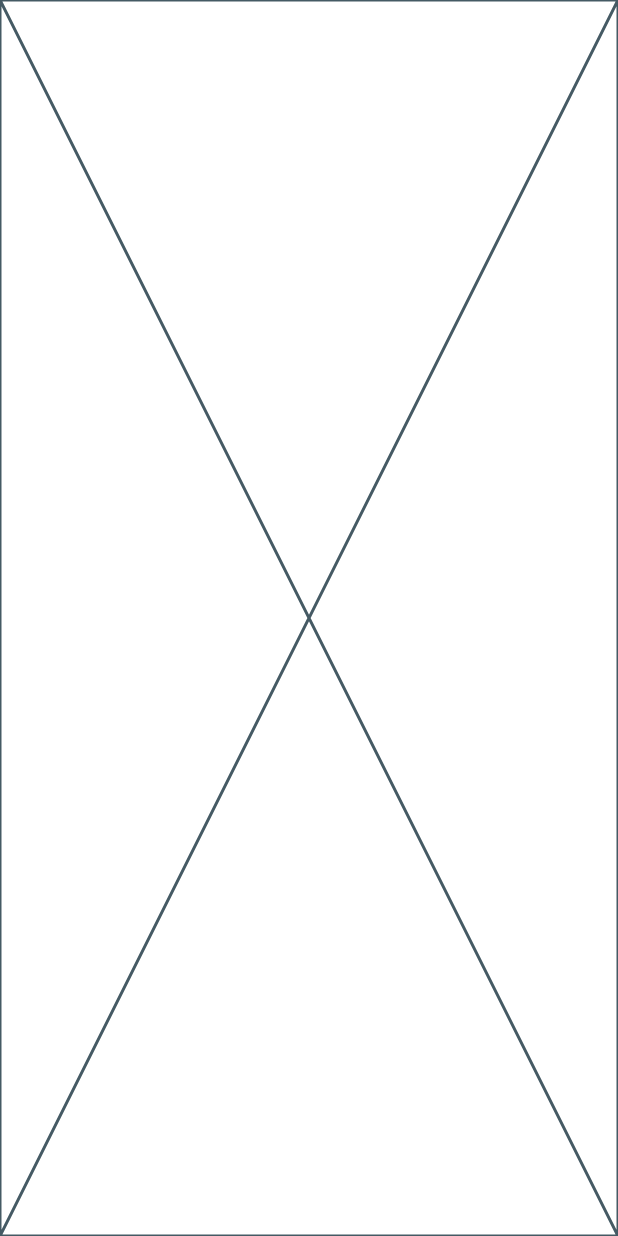
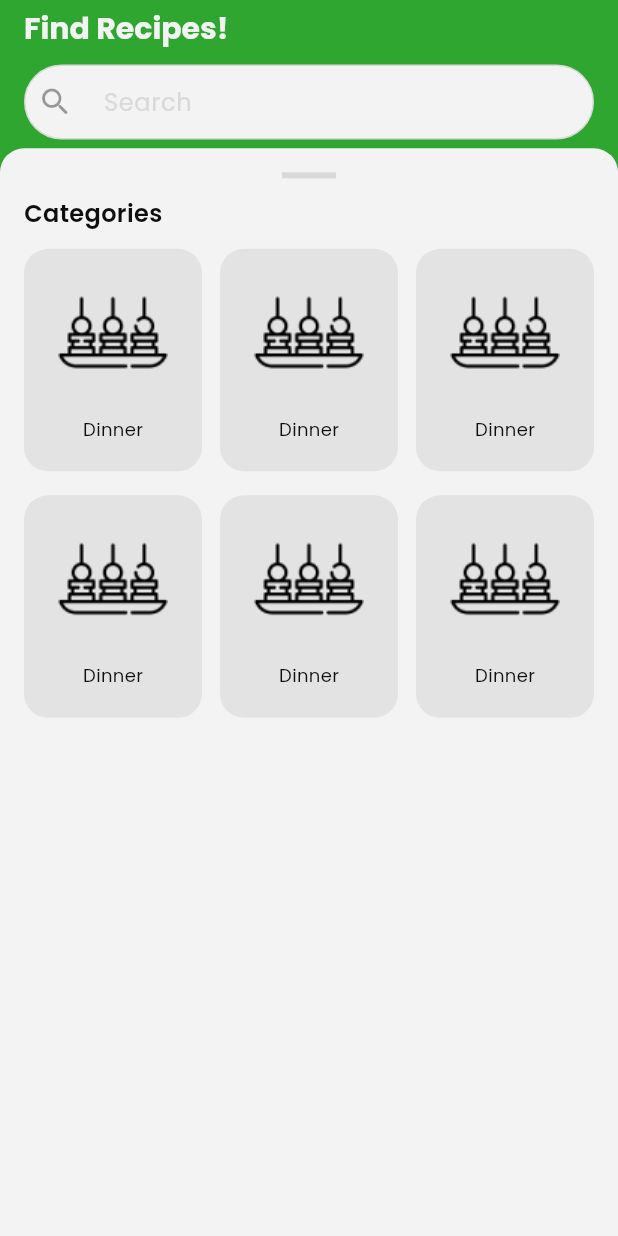
Before and after one commit to AkinBozburun/Food-App-Flutter, a Flutter app: the screen it shows after launch, on a phone screen of 412 x 824 dp. Run offline on Flutter 3.47's test engine with Material 2 defaults, Android fonts, the phone set to English and light mode, and no system bars; our stand-ins replace google_fonts.

Commit message:
Working on Main Page IU. Need bigger Icons.

```diff
--- a/lib/main.dart
+++ b/lib/main.dart
@@ -1,7 +1,9 @@
 import 'package:flutter/material.dart';
+import 'package:my_food_app/view/main_page.dart';
 
 void main()
 {
+  WidgetsFlutterBinding.ensureInitialized();
   runApp(const MyApp());
 }
 
@@ -14,30 +16,9 @@ class MyApp extends StatelessWidget
   {
     return MaterialApp
     (
-      title: 'Flutter Demo',
-      theme: ThemeData
-      (
-        colorScheme: ColorScheme.fromSeed(seedColor: Colors.deepPurple),
-        useMaterial3: true,
-      ),
-      home: const MyHomePage(),
+      debugShowCheckedModeBanner: false,
+      theme: ThemeData(useMaterial3: true),
+      home: const MainPage(),
     );
   }
 }
-
-class MyHomePage extends StatefulWidget
-{
-  const MyHomePage({super.key});
-
-  @override
-  State<MyHomePage> createState() => _MyHomePageState();
-}
-
-class _MyHomePageState extends State<MyHomePage>
-{
-  @override
-  Widget build(BuildContext context)
-  {
-    return const Placeholder();
-  }
-}
--- /dev/null
+++ b/lib/utils/meisures.dart
@@ -0,0 +1,10 @@
+import 'package:flutter/material.dart';
+
+class Meisures
+{
+  static double height = WidgetsBinding.instance.platformDispatcher.views.first.physicalSize.height;
+  static double width = WidgetsBinding.instance.platformDispatcher.views.first.physicalSize.width;
+
+  static Radius radius16 = const Radius.circular(16);
+  static BorderRadius border16 = BorderRadius.circular(16);
+}
--- a/lib/utils/styles.dart
+++ b/lib/utils/styles.dart
@@ -5,12 +5,15 @@ class Styles
 {
   static Color whiteColor = const Color(0xffF3F3F3);
   static Color greyColor = const Color(0xFFE3E3E3);
+  static Color darkGreyColor = const Color(0xFFD9D9D9);
   static Color blackColor = const Color(0xff0E0E0E);
   static Color greenColor = const Color(0xff2FA62F);
 
   final titleWhite = GoogleFonts.poppins(fontSize: 20, color: whiteColor,fontWeight: FontWeight.bold);
   final titleBlack = GoogleFonts.poppins(fontSize: 20, color: blackColor,fontWeight: FontWeight.bold);
   final subTitleBlack = GoogleFonts.poppins(fontSize: 16, color: blackColor,fontWeight: FontWeight.w600);
+
+  final searchBarHintText = GoogleFonts.poppins(fontSize: 16, color: darkGreyColor, fontWeight: FontWeight.w400);
 
   final categorieText = GoogleFonts.poppins(fontSize: 12, color: blackColor, fontWeight: FontWeight.w400);
 
--- /dev/null
+++ b/lib/view/main_page.dart
@@ -0,0 +1,115 @@
+import 'package:flutter/material.dart';
+import 'package:my_food_app/utils/meisures.dart';
+import 'package:my_food_app/utils/styles.dart';
+
+class MainPage extends StatefulWidget
+{
+  const MainPage({super.key});
+
+  @override
+  State<MainPage> createState() => _MainPageState();
+}
+
+class _MainPageState extends State<MainPage>
+{
+  @override
+  Widget build(BuildContext context)
+  {
+    return Scaffold
+    (
+      backgroundColor: Styles.greenColor,
+      appBar: AppBar
+      (
+        toolbarHeight: Meisures.height*0.08,
+        backgroundColor: Colors.transparent,
+        title: Column
+        (
+          crossAxisAlignment: CrossAxisAlignment.start,
+          children:
+          [
+            Text("Find Recipes!",style: Styles().titleWhite),
+            const SizedBox(height: 12),
+            Container
+            (
+              padding: const EdgeInsets.symmetric(horizontal: 8),
+              decoration: BoxDecoration
+              (
+                color: Styles.whiteColor, borderRadius: BorderRadius.circular(36),
+                border: Border.all(color: Styles.darkGreyColor)
+              ),
+              child: TextField
+              (
+                decoration: InputDecoration
+                (
+                  icon: const Icon(Icons.search_rounded),
+                  iconColor: Colors.black38,
+                  contentPadding: const EdgeInsets.all(4),
+                  hintText: "Search",
+                  border: InputBorder.none,
+                  hintStyle: Styles().searchBarHintText,
+                ),
+                onChanged: (value){},
+              ),
+            ),
+          ],
+        ),
+      ),
+      body: Container
+      (
+        width: Meisures.width,
+        padding: const EdgeInsets.all(16),
+        decoration: BoxDecoration
+        (
+          color: Styles.whiteColor,
+          borderRadius: BorderRadius.only(topLeft: Meisures.radius16, topRight: Meisures.radius16),
+        ),
+        child: _categories(),
+      ),
+    );
+  }
+}
+
+_categories()
+{
+  return Column
+  (
+    crossAxisAlignment: CrossAxisAlignment.start,
+    children:
+    [
+      Align(alignment: Alignment.center,child: Container(height: 4,width: 36,color: Styles.darkGreyColor)),
+      const SizedBox(height: 12),
+      Text("Categories",style: Styles().subTitleBlack),
+      const SizedBox(height: 12),
+      Expanded
+      (
+        child: GridView.builder
+        (
+          shrinkWrap: true,
+          gridDelegate: const SliverGridDelegateWithFixedCrossAxisCount
+          (
+            crossAxisCount: 3, childAspectRatio: 4/5,
+            mainAxisSpacing: 16, crossAxisSpacing: 12
+          ),
+          itemCount: 6,
+          itemBuilder: (context, index) => Container
+          (
+            decoration: BoxDecoration
+            (
+              borderRadius: Meisures.border16,
+              color: Styles.greyColor,
+            ),
+            child: Column
+            (
+              mainAxisAlignment: MainAxisAlignment.spaceEvenly,
+              children:
+              [
+                Image.asset("images/Appetizer.png"),
+                Text("Dinner",style: Styles().categorieText)
+              ],
+            ),
+          ),
+        ),
+      ),
+    ],
+  );
+}
--- a/pubspec.yaml
+++ b/pubspec.yaml
@@ -61,9 +61,8 @@ flutter:
   uses-material-design: true
 
   # To add assets to your application, add an assets section, like this:
-  # assets:
-  #   - images/a_dot_burr.jpeg
-  #   - images/a_dot_ham.jpeg
+  assets:
+    - images/
 
   # An image asset can refer to one or more resolution-specific "variants", see
   # https://flutter.dev/assets-and-images/#resolution-aware
```
Also changed, not shown: images/Appetizer.png (added), images/Breakfast.png (added), images/Dessert.png (added), images/Dinner.png (added), images/Filter.png (added), images/Healthcare.png (added), images/Restaurant.png (added), images/Salad.png (added), images/Serving dish.png (added), images/Soup.png (added), images/Time.png (added).
